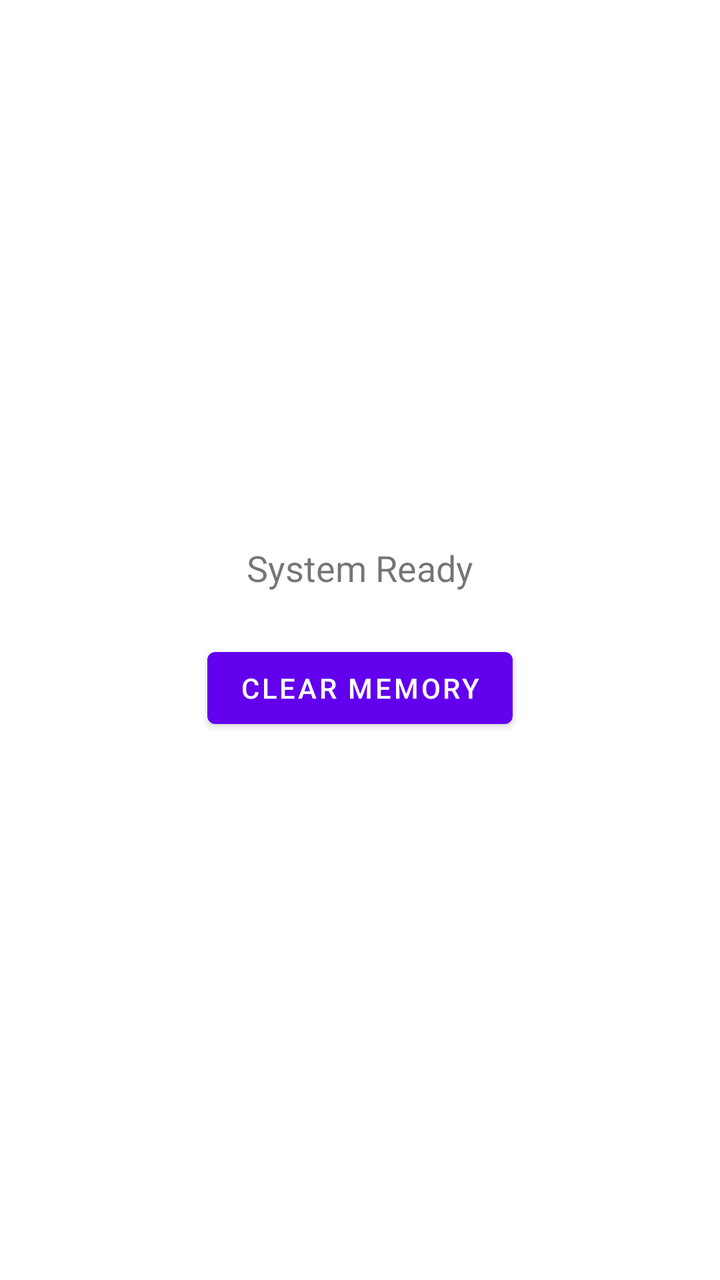
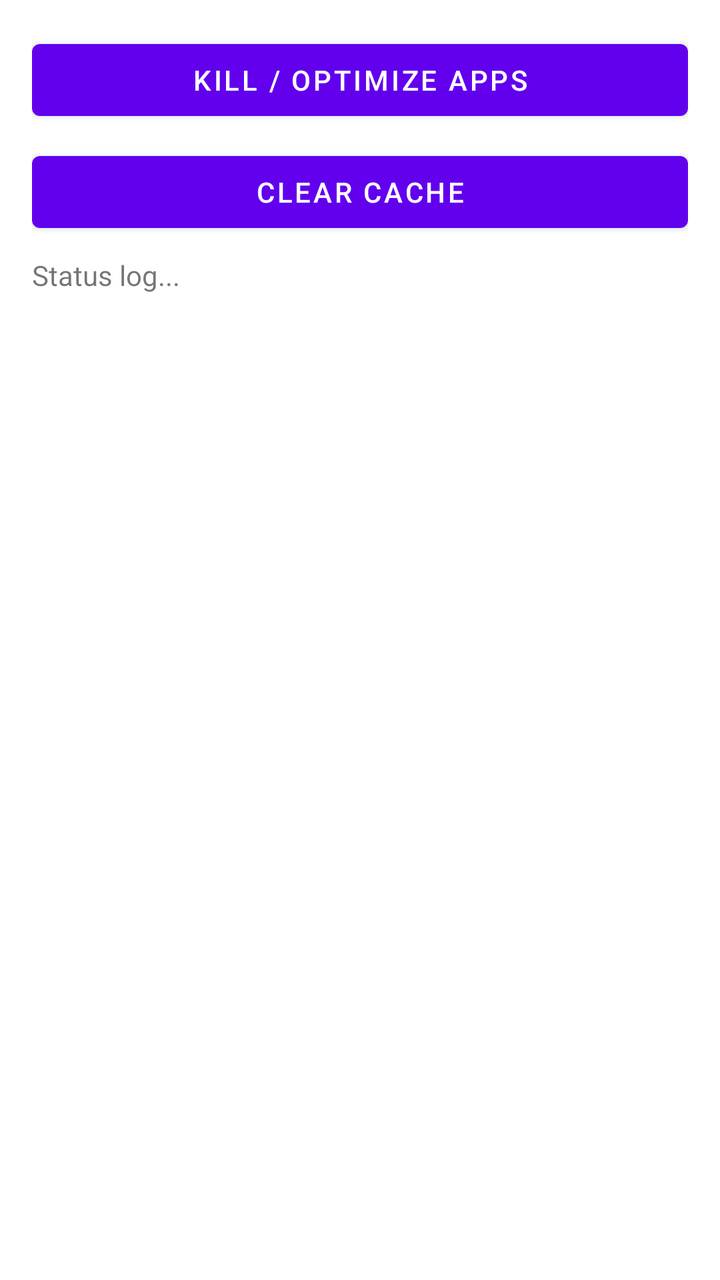

Screens rendered from an Android XML layout before and after an edit, with the pre-edit source and the edit as a unified diff.
<!-- AndroidManifest.xml: application theme Theme.AppKiller -->
<!-- res/layout/activity_main.xml -->
<?xml version="1.0" encoding="utf-8"?>
<LinearLayout xmlns:android="http://schemas.android.com/apk/res/android"
    android:layout_width="match_parent"
    android:layout_height="match_parent"
    android:gravity="center"
    android:orientation="vertical"
    android:padding="32dp">

    <TextView
        android:id="@+id/tvStatus"
        android:layout_width="wrap_content"
        android:layout_height="wrap_content"
        android:text="System Ready"
        android:textSize="18sp"
        android:textAlignment="center"
        android:layout_marginBottom="24dp"/>

    <Button
    android:id="@+id/btnKill"
    android:layout_width="wrap_content"
    android:layout_height="wrap_content"
    android:text="Clear Memory"
    android:onClick="onClearButtonClick" /> 


</LinearLayout>
<!-- resources referenced by this layout -->
<resources>
  <style name="Theme.AppKiller" parent="Theme.MaterialComponents.DayNight.DarkActionBar">
          <item name="colorPrimary">#6200EE</item>
          <item name="colorPrimaryVariant">#3700B3</item>
          <item name="colorOnPrimary">#FFFFFF</item>
          <item name="colorSecondary">#03DAC6</item>
          <item name="colorSecondaryVariant">#018786</item>
          <item name="colorOnSecondary">#000000</item>
          <item name="android:statusBarColor">?attr/colorPrimaryVariant</item>
      </style>
</resources>

<!-- the commit's change to res/layout/activity_main.xml (unified diff, before → after) -->
@@ -1,26 +1,35 @@
-<?xml version="1.0" encoding="utf-8"?>
-<LinearLayout xmlns:android="http://schemas.android.com/apk/res/android"
+<LinearLayout
+    xmlns:android="http://schemas.android.com/apk/res/android"
+    android:orientation="vertical"
     android:layout_width="match_parent"
     android:layout_height="match_parent"
-    android:gravity="center"
-    android:orientation="vertical"
-    android:padding="32dp">
+    android:padding="16dp">
+
+    <Button
+        android:id="@+id/btnKill"
+        android:layout_width="match_parent"
+        android:layout_height="wrap_content"
+        android:text="KILL / OPTIMIZE APPS"/>
+
+    <Button
+        android:id="@+id/btnClearCache"
+        android:layout_width="match_parent"
+        android:layout_height="wrap_content"
+        android:text="CLEAR CACHE"
+        android:layout_marginTop="8dp"/>
 
     <TextView
         android:id="@+id/tvStatus"
-        android:layout_width="wrap_content"
+        android:layout_width="match_parent"
         android:layout_height="wrap_content"
-        android:text="System Ready"
-        android:textSize="18sp"
-        android:textAlignment="center"
-        android:layout_marginBottom="24dp"/>
+        android:text="Status log..."
+        android:layout_marginTop="8dp"
+        android:scrollbars="vertical"/>
 
-    <Button
-    android:id="@+id/btnKill"
-    android:layout_width="wrap_content"
-    android:layout_height="wrap_content"
-    android:text="Clear Memory"
-    android:onClick="onClearButtonClick" /> 
-
-
+    <androidx.recyclerview.widget.RecyclerView
+        android:id="@+id/rvApps"
+        android:layout_width="match_parent"
+        android:layout_height="0dp"
+        android:layout_weight="1"
+        android:layout_marginTop="8dp"/>
 </LinearLayout>
